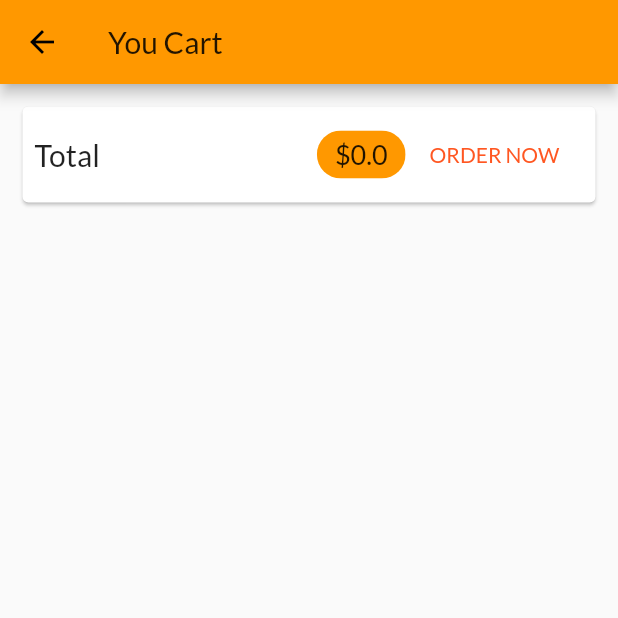
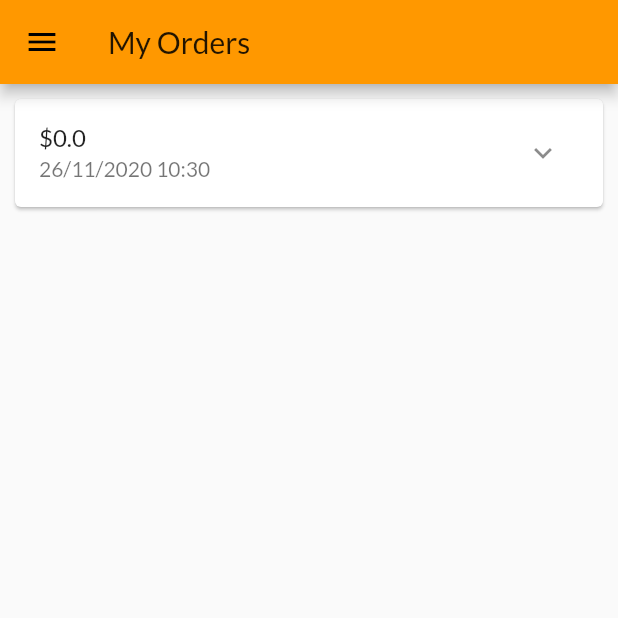
Before and after one commit to jithinvarghese/MyShopApp, a Flutter app: the CartScreen screen opened by its route, after a tap on "ORDER NOW", on a phone screen of 412 x 824 dp, the top half of it. Run offline on Flutter 3.47's test engine with Material 2 defaults, Android fonts, the phone set to English and light mode, and no system bars; network calls fail.

Commit message:
Order page
Order now logic
Order page
order funcationality completed

```diff
--- a/lib/main.dart
+++ b/lib/main.dart
@@ -3,9 +3,11 @@ import 'package:provider/provider.dart';
 
 import './screens/products_overview_screen.dart';
 import './screens/products_details_screen.dart';
+import './screens/cart_screen.dart';
+import './screens/order_screen.dart';
 import './providers/products.dart';
 import './providers/cart.dart';
-import './screens/cart_screen.dart';
+import './providers/orders.dart';
 
 void main() {
   runApp(MyApp());
@@ -23,6 +25,9 @@ class MyApp extends StatelessWidget {
         ChangeNotifierProvider(
           create: (ctx) => Cart(),
         ),
+        ChangeNotifierProvider(
+          create: (ctx) => Orders(),
+        ),
       ],
       child: MaterialApp(
         title: 'MyShopApp',
@@ -35,6 +40,7 @@ class MyApp extends StatelessWidget {
         routes: {
           ProductsDetailsScreen.screenName: (ctx) => ProductsDetailsScreen(),
           CartScreen.screenName: (ctx) => CartScreen(),
+          OrderScreen.screenName: (ctx) => OrderScreen(),
         },
       ),
     );
--- a/lib/providers/cart.dart
+++ b/lib/providers/cart.dart
@@ -68,4 +68,11 @@ class Cart with ChangeNotifier {
     _items.remove(id);
     notifyListeners();
   }
+
+void cartClear(){
+  _items = {};
+  notifyListeners();
 }
+
+
+}
--- a/lib/providers/orders.dart
+++ b/lib/providers/orders.dart
@@ -15,7 +15,7 @@ class OrderItem {
   });
 }
 
-class Order with ChangeNotifier {
+class Orders with ChangeNotifier {
   List<OrderItem> _orders = [];
 
   List<OrderItem> get orders {
@@ -31,5 +31,6 @@ class Order with ChangeNotifier {
           id: DateTime.now().toString(),
           products: cartProducts),
     );
+    notifyListeners();
   }
 }
--- a/lib/screens/cart_screen.dart
+++ b/lib/screens/cart_screen.dart
@@ -3,6 +3,8 @@ import 'package:provider/provider.dart';
 
 import '../providers/cart.dart';
 import '../widgets/cart_item.dart' as ci;
+import '../providers/orders.dart';
+import '../screens/order_screen.dart';
 
 class CartScreen extends StatelessWidget {
   static const screenName = '/cart-screen';
@@ -32,13 +34,20 @@ class CartScreen extends StatelessWidget {
                   Chip(
                     label: Text(
                       // cartItems.cartTotalAmount.toString(), or
-                      '\$${cartItems.cartTotalAmount}',
+                      '\$${cartItems.cartTotalAmount.toStringAsFixed(2)}',
                       style: TextStyle(fontSize: 18),
                     ),
                     backgroundColor: Theme.of(context).primaryColor,
                   ),
                   FlatButton(
-                    onPressed: () {},
+                    onPressed: () {
+                      Provider.of<Orders>(context,listen: false).addOrders(
+                        cartItems.items.values.toList(),
+                        cartItems.cartTotalAmount,
+                      );
+                      cartItems.cartClear();
+                      Navigator.of(context).pushNamed(OrderScreen.screenName);
+                    },
                     child: Text(
                       'ORDER NOW',
                     ),
--- /dev/null
+++ b/lib/screens/order_screen.dart
@@ -0,0 +1,25 @@
+import 'package:flutter/material.dart';
+import 'package:provider/provider.dart';
+
+import '../providers/orders.dart';
+import '../widgets/order_item_list.dart';
+import '../widgets/app_drawer.dart';
+
+class OrderScreen extends StatelessWidget {
+  static const screenName = '/order-screen';
+  @override
+  Widget build(BuildContext context) {
+    final orderList = Provider.of<Orders>(context);
+    return Scaffold(
+      appBar: AppBar(
+        title: Text('My Orders'),
+      ),
+      drawer: AppDrawer(),
+      body: ListView.builder(
+        itemCount: orderList.orders.length,
+        itemBuilder:(context,index) => OrderItemList(orderList.orders[index]),
+      ),
+
+    );
+  }
+}
--- a/lib/screens/products_overview_screen.dart
+++ b/lib/screens/products_overview_screen.dart
@@ -5,6 +5,7 @@ import '../widgets/product_grid.dart';
 import '../widgets/badge.dart';
 import '../providers/cart.dart';
 import '../screens/cart_screen.dart';
+import '../widgets/app_drawer.dart';
 
 enum FilterOptions {
   Favorites,
@@ -69,6 +70,7 @@ class _ProductOverviewScreenState extends State<ProductOverviewScreen> {
           ),
         ],
       ),
+      drawer: AppDrawer(),
       body: ProductGrid(_showOnlyFavorites),
     );
   }
--- /dev/null
+++ b/lib/widgets/order_item_list.dart
@@ -0,0 +1,66 @@
+import 'package:flutter/material.dart';
+import 'dart:math';
+
+import '../providers/orders.dart';
+import 'package:intl/intl.dart';
+
+class OrderItemList extends StatefulWidget {
+  final OrderItem orderData;
+  OrderItemList(this.orderData);
+
+  @override
+  _OrderItemListState createState() => _OrderItemListState();
+}
+
+class _OrderItemListState extends State<OrderItemList> {
+  var _expanded = false;
+
+  @override
+  Widget build(BuildContext context) {
+    return Card(
+      margin: EdgeInsets.all(10),
+      child: Column(
+        children: <Widget>[
+          ListTile(
+            title: Text('\$${widget.orderData.amount}'),
+            subtitle: Text(
+              DateFormat('dd/MM/yyyy hh:mm').format(widget.orderData.dateTime),
+            ),
+            trailing: IconButton(
+              icon: Icon(_expanded ? Icons.expand_less : Icons.expand_more),
+              onPressed: () {
+                setState(() {
+                  _expanded = !_expanded;
+                });
+              },
+            ),
+          ),
+            if (_expanded)
+            Container(
+              height: min(widget.orderData.products.length * 20.0 + 100.0, 180),
+              padding: EdgeInsets.symmetric(horizontal: 20),
+              child: ListView(
+                children: widget.orderData.products.map(
+                  (pro) => Padding(
+                    padding: const EdgeInsets.all(8.0),
+                    child: Row(
+                      mainAxisAlignment: MainAxisAlignment.spaceBetween,
+                      children: <Widget>[
+                        Text(pro.title,style: TextStyle(
+                          fontSize: 18,
+                          fontWeight: FontWeight.bold,
+                        ),),
+                        Text('${pro.qunatity}x \$${pro.price}',
+                        style: TextStyle(fontSize: 18,color:Colors.grey,),),
+                      ],
+                    ),
+                  ),
+                ).toList(),
+              ),
+            ),
+
+        ],
+      ),
+    );
+  }
+}
--- a/pubspec.yaml
+++ b/pubspec.yaml
@@ -24,6 +24,7 @@ dependencies:
   flutter:
     sdk: flutter
   provider: ^4.3.2+2
+  intl: ^0.16.1
 
   # The following adds the Cupertino Icons font to your application.
   # Use with the CupertinoIcons class for iOS style icons.
```
Also changed, not shown: lib/widgets/app_drawer.dart (added, +35 -0 lines), pubspec.lock.
